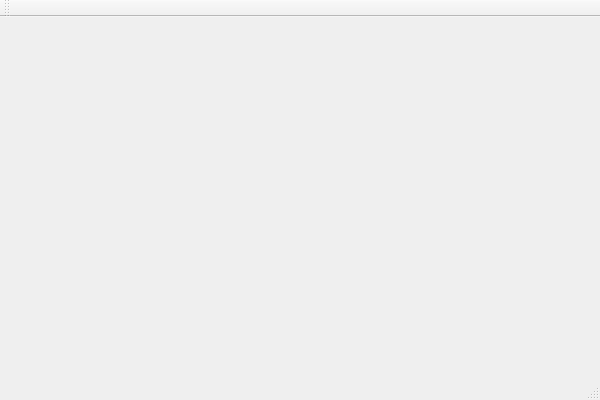
Above: OperatingSystemLab2/MainWindow.ui from KyokaiNoKanata/OperatingSystemLab2 before the change. Below: the same form after it.
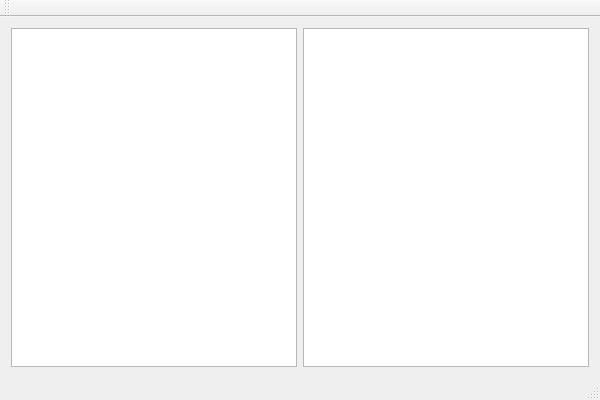
That is the form after the change.

Commit message: Add Thread Class

```diff
--- a/OperatingSystemLab2/MainWindow.ui
+++ b/OperatingSystemLab2/MainWindow.ui
@@ -13,7 +13,20 @@
   <property name="windowTitle">
    <string>主界面</string>
   </property>
-  <widget class="QWidget" name="centralWidget"/>
+  <widget class="QWidget" name="centralWidget">
+   <layout class="QVBoxLayout" name="verticalLayout">
+    <item>
+     <layout class="QHBoxLayout" name="horizontalLayout">
+      <item>
+       <widget class="QTextBrowser" name="textBrowser_2"/>
+      </item>
+      <item>
+       <widget class="QTextBrowser" name="textBrowser"/>
+      </item>
+     </layout>
+    </item>
+   </layout>
+  </widget>
   <widget class="QMenuBar" name="menuBar">
    <property name="geometry">
     <rect>
```
Left out of the diff: 2 changed lines with no effect on the pictures. The commit also changes 5 other files.
